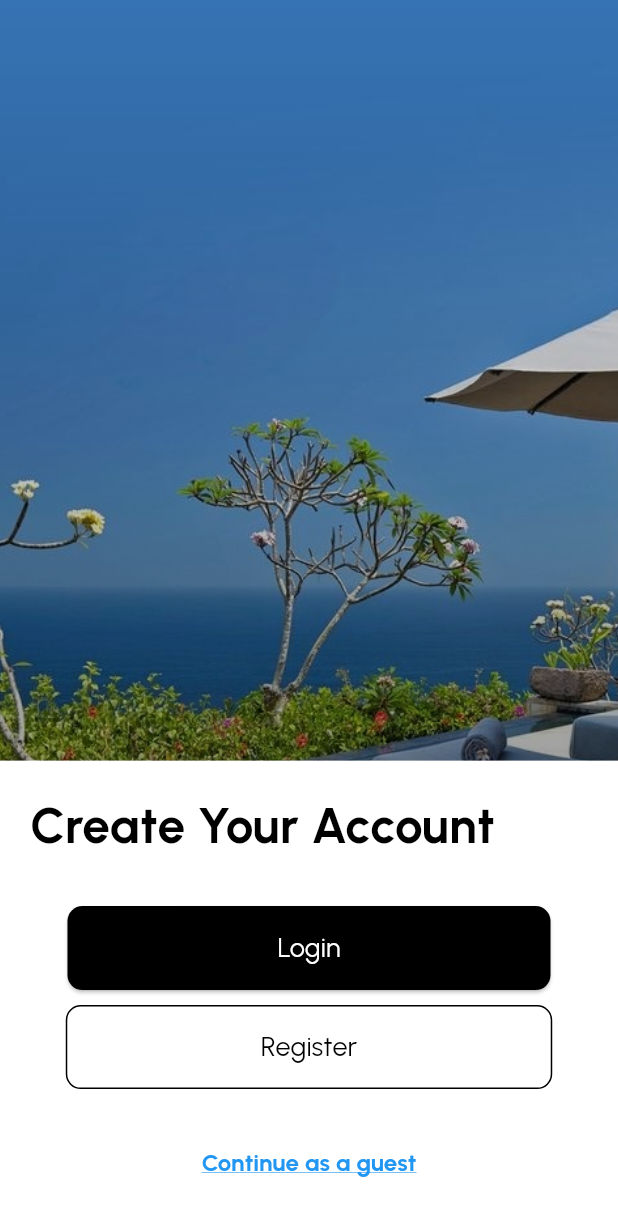
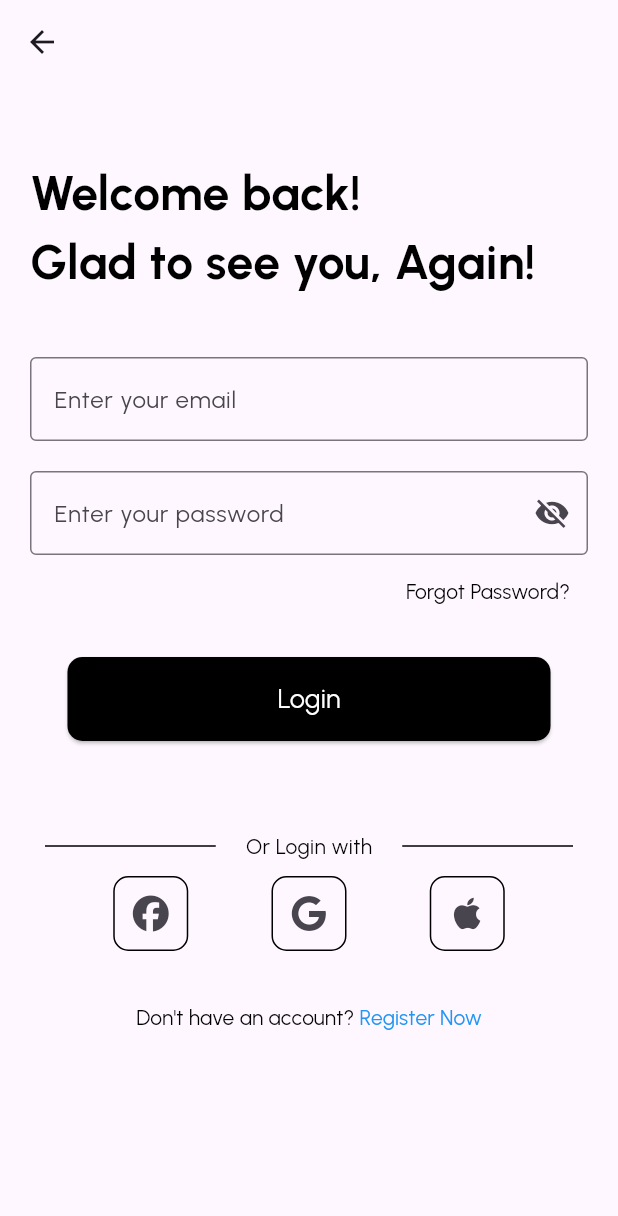
Before and after one commit to novendra27/velia_app, a Flutter app: the CreateAccountPage screen opened directly, after a tap on "Login", on a phone screen of 412 x 824 dp. Shown: the top 1216 px of the screen. Run offline on Flutter 3.47's test engine with Material 3 defaults, Android fonts, the light colour scheme and no system bars; our stand-ins replace font_awesome_flutter.

Commit message:
Menambahkan Login page

```diff
--- a/lib/create_account_page.dart
+++ b/lib/create_account_page.dart
@@ -1,4 +1,6 @@
 import 'package:flutter/material.dart';
+
+import 'login_page.dart';
 
 class CreateAccountPage extends StatelessWidget {
   @override
@@ -56,6 +58,10 @@ class CreateAccountPage extends StatelessWidget {
                     ElevatedButton(
                       onPressed: () {
                         // Navigate to Login Page
+                        Navigator.push(
+                          context,
+                          MaterialPageRoute(builder: (context) => LoginPage()),
+                        );
                       },
                       style: ElevatedButton.styleFrom(
                         backgroundColor: Colors.black,
--- /dev/null
+++ b/lib/login_page.dart
@@ -0,0 +1,226 @@
+import 'package:flutter/material.dart';
+import 'package:font_awesome_flutter/font_awesome_flutter.dart';
+import 'create_account_page.dart';
+
+class LoginPage extends StatelessWidget {
+  @override
+  Widget build(BuildContext context) {
+    return Scaffold(
+      appBar: AppBar(
+        leading: IconButton(
+          icon: Icon(Icons.arrow_back),
+          onPressed: () {
+            Navigator.push(
+              context,
+              MaterialPageRoute(builder: (context) => CreateAccountPage()),
+            );
+          },
+        ),
+        backgroundColor: Colors.transparent,
+        elevation: 0,
+      ),
+      body: SingleChildScrollView(
+        padding: const EdgeInsets.all(20.0),
+        child: Column(
+          mainAxisAlignment: MainAxisAlignment.center,
+          children: [
+            SizedBox(height: 30),
+            Align(
+              alignment: Alignment.centerLeft,
+              child: Text(
+                'Welcome back!',
+                style: TextStyle(
+                  fontFamily: 'Urbanist',
+                  fontSize: 32,
+                  fontWeight: FontWeight.bold,
+                  color: Colors.black,
+                ),
+              ),
+            ),
+            Align(
+              alignment: Alignment.centerLeft,
+              child: Text(
+                'Glad to see you, Again!',
+                style: TextStyle(
+                  fontFamily: 'Urbanist',
+                  fontSize: 32,
+                  fontWeight: FontWeight.bold,
+                  color: Colors.black,
+                ),
+              ),
+            ),
+            SizedBox(height: 40),
+            TextField(
+              decoration: InputDecoration(
+                labelText: 'Enter your email',
+                border: OutlineInputBorder(),
+              ),
+              style: TextStyle(
+                fontFamily: 'Urbanist',
+                color: Colors.black,
+              ),
+            ),
+            SizedBox(height: 20),
+            TextField(
+              decoration: InputDecoration(
+                labelText: 'Enter your password',
+                border: OutlineInputBorder(),
+                suffixIcon: Icon(Icons.visibility_off),
+              ),
+              obscureText: true,
+              style: TextStyle(
+                fontFamily: 'Urbanist',
+                color: Colors.black,
+              ),
+            ),
+            Align(
+              alignment: Alignment.centerRight,
+              child: TextButton(
+                onPressed: () {
+                  // Forgot Password functionality
+                },
+                child: Text(
+                  'Forgot Password?',
+                  style: TextStyle(
+                    fontFamily: 'Urbanist',
+                    color: Colors.black,
+                  ),
+                ),
+              ),
+            ),
+            SizedBox(height: 20),
+            ElevatedButton(
+              onPressed: () {
+                // Login functionality
+              },
+              style: ElevatedButton.styleFrom(
+                backgroundColor: Colors.black,
+                padding: EdgeInsets.symmetric(vertical: 15.0, horizontal: 140.0),
+                shape: RoundedRectangleBorder(
+                  borderRadius: BorderRadius.circular(10.0),
+                ),
+              ),
+              child: Text(
+                'Login',
+                style: TextStyle(
+                  fontSize: 18,
+                  fontWeight: FontWeight.normal,
+                  fontFamily: 'Urbanist',
+                  color: Colors.white,
+                ),
+              ),
+            ),
+            SizedBox(height: 60),
+            Row(
+              mainAxisAlignment: MainAxisAlignment.center,
+              children: [
+                Expanded(
+                  child: Divider(
+                    color: Colors.black,
+                    thickness: 1,
+                    indent: 10,
+                    endIndent: 10,
+                  ),
+                ),
+                Padding(
+                  padding: const EdgeInsets.symmetric(horizontal: 10),
+                  child: Text(
+                    'Or Login with',
+                    style: TextStyle(
+                      fontFamily: 'Urbanist',
+                      color: Colors.black,
+                    ),
+                  ),
+                ),
+                Expanded(
+                  child: Divider(
+                    color: Colors.black,
+                    thickness: 1,
+                    indent: 10,
+                    endIndent: 10,
+                  ),
+                ),
+              ],
+            ),
+            SizedBox(height: 10),
+            Row(
+              mainAxisAlignment: MainAxisAlignment.spaceEvenly,
+              children: [
+                Container(
+                  decoration: BoxDecoration(
+                    borderRadius: BorderRadius.circular(10),
+                    border: Border.all(
+                      color: Colors.black,
+                      width: 1,
+                    ),
+                  ),
+                  child: IconButton(
+                    icon: FaIcon(FontAwesomeIcons.facebook),
+                    onPressed: () {
+                      // Facebook login functionality
+                    },
+                  ),
+                ),
+                Container(
+                  decoration: BoxDecoration(
+                    borderRadius: BorderRadius.circular(10),
+                    border: Border.all(
+                      color: Colors.black,
+                      width: 1,
+                    ),
+                  ),
+                  child: IconButton(
+                    icon: FaIcon(FontAwesomeIcons.google),
+                    onPressed: () {
+                      // Google login functionality
+                    },
+                  ),
+                ),
+                Container(
+                  decoration: BoxDecoration(
+                    borderRadius: BorderRadius.circular(10),
+                    border: Border.all(
+                      color: Colors.black,
+                      width: 1,
+                    ),
+                  ),
+                  child: IconButton(
+                    icon: FaIcon(FontAwesomeIcons.apple),
+                    onPressed: () {
+                      // Apple login functionality
+                    },
+                  ),
+                ),
+              ],
+            ),
+            SizedBox(height: 20),
+            TextButton(
+              onPressed: () {
+                // Register functionality
+              },
+              child: Row(
+                mainAxisAlignment: MainAxisAlignment.center,
+                children: [
+                  Text(
+                    'Don\'t have an account?',
+                    style: TextStyle(
+                      fontFamily: 'Urbanist',
+                      color: Colors.black,
+                    ),
+                  ),
+                  Text(
+                    ' Register Now',
+                    style: TextStyle(
+                      fontFamily: 'Urbanist',
+                      color: Colors.blue,
+                    ),
+                  ),
+                ],
+              ),
+            ),
+          ],
+        ),
+      ),
+    );
+  }
+}
--- a/pubspec.yaml
+++ b/pubspec.yaml
@@ -30,6 +30,7 @@ environment:
 dependencies:
   flutter:
     sdk: flutter
+  font_awesome_flutter: ^10.7.0
 
 
   # The following adds the Cupertino Icons font to your application.
```
Also changed, not shown: pubspec.lock.
